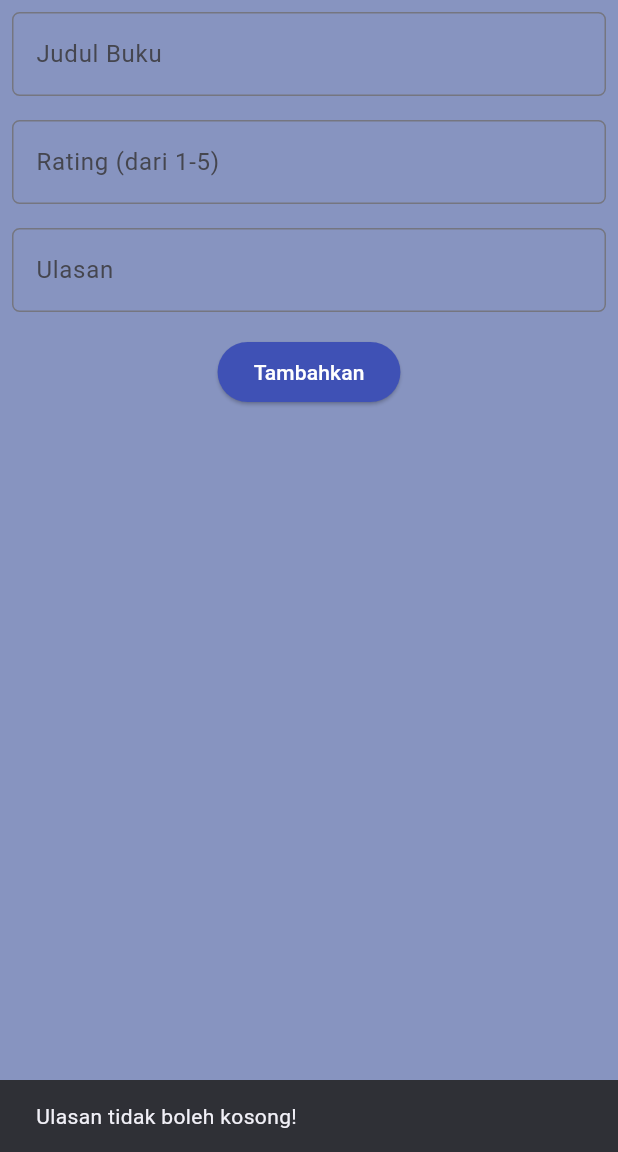
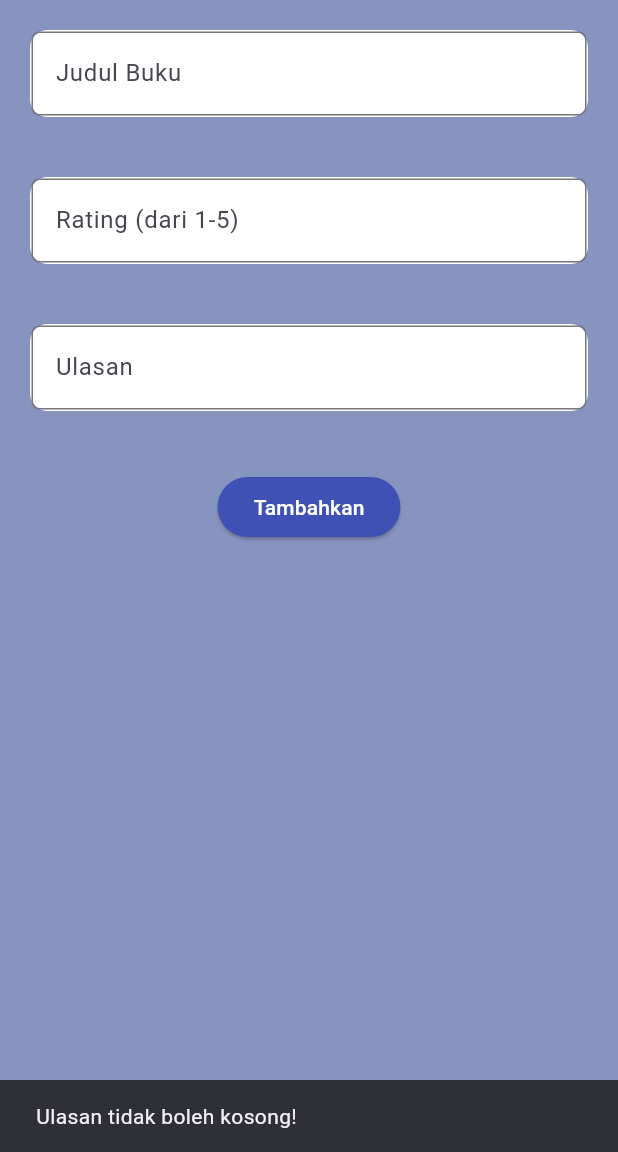
Before and after one commit to kelompok-e10/UlasBuku-Mobile, a Flutter app: the ForumPage screen opened directly, after a tap on "Tambahkan Diskusi", after a tap on "Tambahkan", on a phone screen of 412 x 824 dp, the part 84-1236 px from its top. Run offline on Flutter 3.47's test engine with Material 3 defaults, Android fonts, the phone set to English and light mode, and no system bars; our stand-ins replace get; missing offline and left inert: pbp_django_auth; network calls fail.

Commit message:
Memperbaiki form forum

```diff
--- a/lib/forum_diskusi/screen/forum_form.dart
+++ b/lib/forum_diskusi/screen/forum_form.dart
@@ -46,12 +46,17 @@ class _ForumFormPageState extends State<ForumFormPage> {
                 crossAxisAlignment: CrossAxisAlignment.start,
                 children: [
                   Padding(
-                    padding: const EdgeInsets.all(8.0),
+                    padding: const EdgeInsets.all(20.0),
+                    child: Container(
+                    decoration: BoxDecoration(
+                      color: Colors.white,
+                      border: Border.all(color: const Color(0xFFFFFFFF)),
+                      borderRadius: BorderRadius.circular(12.0),
+                    ),
                     child: TextFormField(
                       decoration: InputDecoration(
                         hintText: "Judul Buku",
                         labelText: "Judul Buku",
-                        fillColor: Colors.white,
                         border: OutlineInputBorder(
                           borderRadius: BorderRadius.circular(5.0),
                         ),
@@ -69,13 +74,19 @@ class _ForumFormPageState extends State<ForumFormPage> {
                       },
                     ),
                   ),
+                  ),
                   Padding(
-                    padding: const EdgeInsets.all(8.0),
+                    padding: const EdgeInsets.all(20.0),
+                    child: Container(
+                    decoration: BoxDecoration(
+                      color: Colors.white,
+                      border: Border.all(color: const Color(0xFFFFFFFF)),
+                      borderRadius: BorderRadius.circular(12.0),
+                    ),
                     child: TextFormField(
                       decoration: InputDecoration(
                         hintText: "Rating (dari 1-5)",
                         labelText: "Rating (dari 1-5)",
-                        fillColor: Colors.white,
                         border: OutlineInputBorder(
                           borderRadius: BorderRadius.circular(5.0),
                         ),
@@ -99,13 +110,19 @@ class _ForumFormPageState extends State<ForumFormPage> {
                       },
                     ),
                   ),
+                  ),
                   Padding(
-                    padding: const EdgeInsets.all(8.0),
+                    padding: const EdgeInsets.all(20.0),
+                    child: Container(
+                    decoration: BoxDecoration(
+                      color: Colors.white,
+                      border: Border.all(color: const Color(0xFFFFFFFF)),
+                      borderRadius: BorderRadius.circular(12.0),
+                    ),
                     child: TextField(
                       decoration: InputDecoration(
                         hintText: "Ulasan",
                         labelText: "Ulasan",
-                        fillColor: Colors.white,
                         border: OutlineInputBorder(
                           borderRadius: BorderRadius.circular(5.0),
                         ),
@@ -119,10 +136,11 @@ class _ForumFormPageState extends State<ForumFormPage> {
                       },
                     ),
                   ),
+                  ),
                   Align(
                     alignment: Alignment.bottomCenter,
                     child: Padding(
-                      padding: const EdgeInsets.all(8.0),
+                      padding: const EdgeInsets.all(20.0),
                       child: ElevatedButton(
                         style: ButtonStyle(
                           backgroundColor:
@@ -134,14 +152,17 @@ class _ForumFormPageState extends State<ForumFormPage> {
                               content: Text("Ulasan tidak boleh kosong!"),
                             ));
                           }
-                          else {
-                        // Perform your post request here
+                          else if (_formKey.currentState!.validate()){
                           final response = await request.postJson(
-                          "http://127.0.0.1:8000/create-flutter/",
+                            "http://127.0.0.1:8000/forum_discussion/create_forum_flutter/",
                             jsonEncode(<String, dynamic>{
+                              'username': request.jsonData['username'],
+                              'password': request.jsonData['password'],
                               'bookTitle': _bookTitle,
                               'rating': _rating,
                               'review': _review,
+                              'date': DateTime.now().toString(),
+                              'addedBy': request.jsonData['username'],
                             }),
                           );
                         if (response['status'] == 'success') {
--- a/lib/widgets/left_drawer.dart
+++ b/lib/widgets/left_drawer.dart
@@ -46,8 +46,42 @@ class LeftDrawer extends StatelessWidget {
             },
           ),
           ListTile(
-            leading: const Icon(Icons.add_shopping_cart),
-            title: const Text('Cari Produk'),
+            leading: const Icon(Icons.person),
+            title: const Text('Lihat Profile'),
+            // route ke halaman profile
+            onTap: () {
+              Navigator.pushReplacement(
+                  context,
+                  MaterialPageRoute(
+                    builder: (context) => const ProfilePage(),
+                  ));
+            },
+          ),
+          ListTile(
+            leading: const Icon(Icons.forum_rounded),
+            title: const Text('Forum Diskusi'),
+            onTap: () {
+              // Route menu ke halaman forum
+              Navigator.push(
+                context,
+                MaterialPageRoute(builder: (context) => const ForumPage()),
+              );
+            },
+          ),
+          ListTile(
+            leading: const Icon(Icons.book),
+            title: const Text('Lihat Buku'),
+            onTap: () {
+              // Route menu ke halaman produk
+              Navigator.push(
+                context,
+                MaterialPageRoute(builder: (context) => const ProductPage()),
+              );
+            },
+          ),
+          ListTile(
+            leading: const Icon(Icons.search),
+            title: const Text('Cari Buku'),
             // Bagian redirection ke ShopFormPage
             onTap: () {
               Navigator.pushReplacement(
@@ -58,41 +92,7 @@ class LeftDrawer extends StatelessWidget {
             },
           ),
           ListTile(
-            leading: const Icon(Icons.person),
-            title: const Text('Profile'),
-            // route ke halaman profile
-            onTap: () {
-              Navigator.pushReplacement(
-                  context,
-                  MaterialPageRoute(
-                    builder: (context) => const ProfilePage(),
-                  ));
-            },
-          ),
-          ListTile(
-            leading: const Icon(Icons.person),
-            title: const Text('Lihat Produk'),
-            onTap: () {
-              // Route menu ke halaman produk
-              Navigator.push(
-                context,
-                MaterialPageRoute(builder: (context) => const ProductPage()),
-              );
-            },
-          ),
-          ListTile(
-            leading: const Icon(Icons.person),
-            title: const Text('Forum Diskusi'),
-            onTap: () {
-              // Route menu ke halaman forum
-              Navigator.push(
-                context,
-                MaterialPageRoute(builder: (context) => const ForumPage()),
-              );
-            },
-          ),
-          ListTile(
-            leading: const Icon(Icons.person),
+            leading: const Icon(Icons.message),
             title: const Text('Pesan'),
             onTap: () {
               // Route menu ke halaman pesan
```
Also changed, not shown: lib/forum_diskusi/screen/see_forums.dart (+53 -7 lines), lib/screens/menu.dart (+13 -1 lines), lib/screens/register.dart (+28 -3 lines). Lines whose indentation alone changed are shown as unchanged.
